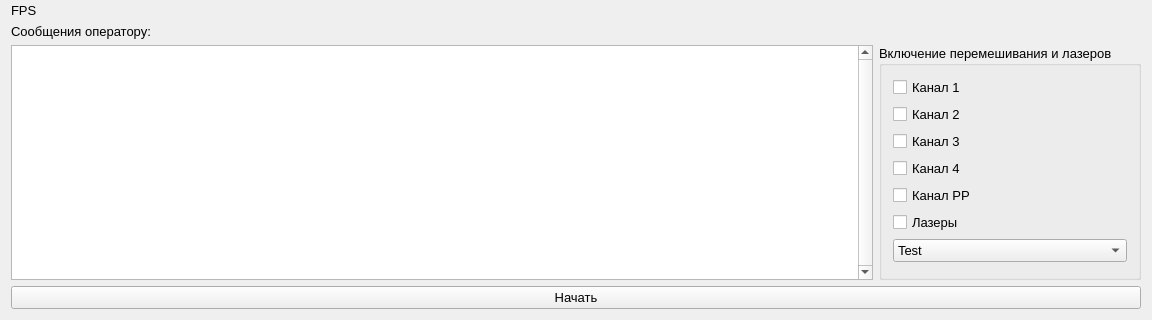
krang4d/Agrekola, file widget.ui: the form before one commit; both pictures show x 0 to 1152 and y 252 to 572 of the 1152 by 572 pixel window.
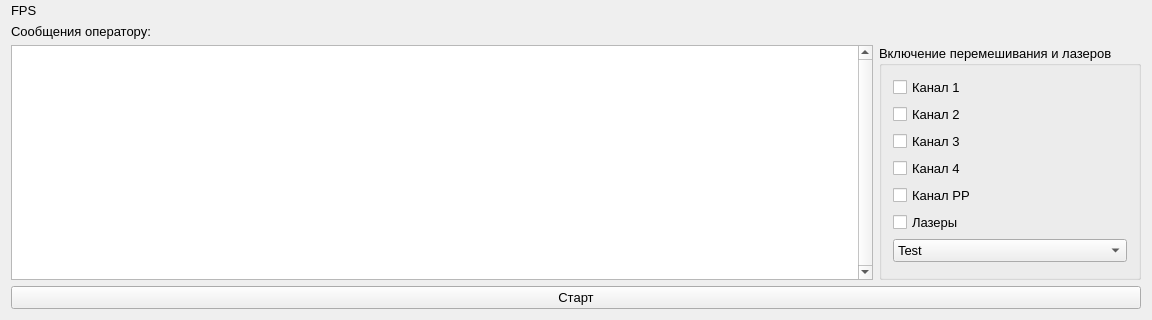
The form after the commit. Custom widgets are drawn as their Qt base class.

Commit message: delete the cancel button from the class startMeasurment

Diff of the .ui file:
```diff
--- a/widget.ui
+++ b/widget.ui
@@ -31,7 +31,7 @@
    <item row="5" column="0">
     <widget class="QPushButton" name="pushButton">
      <property name="text">
-      <string>Начать</string>
+      <string>Старт</string>
      </property>
     </widget>
    </item>
```
The commit also changes 6 other files.
